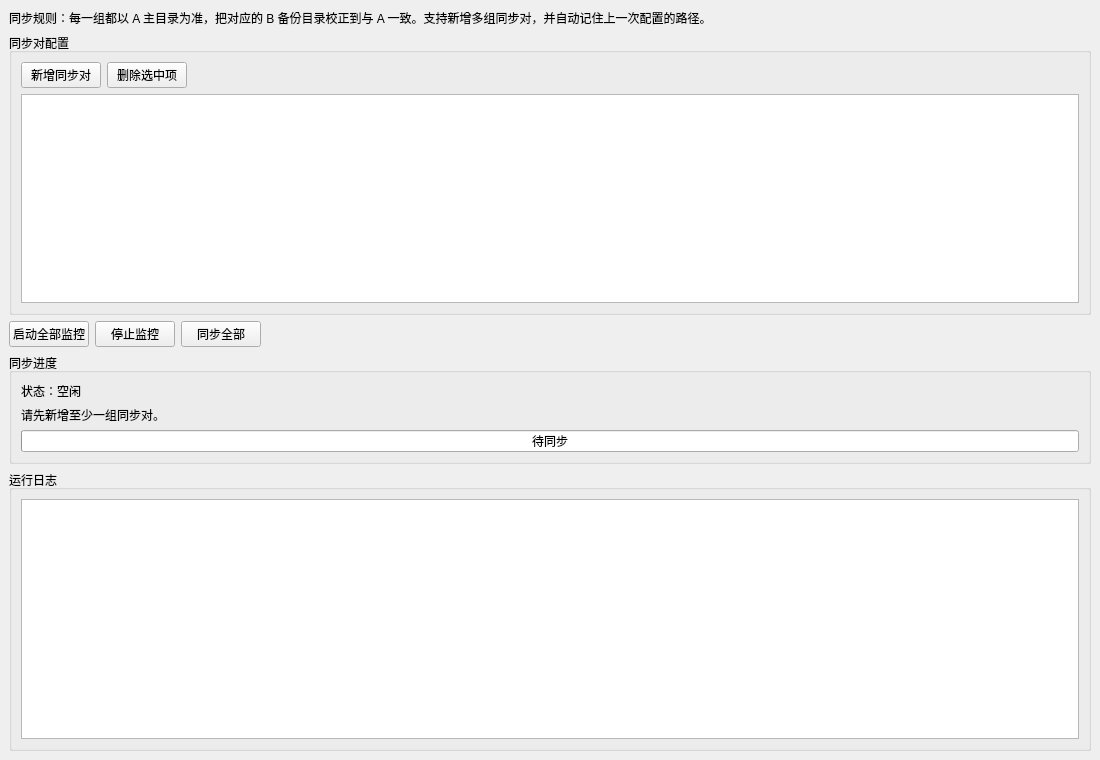
The window that src/MainWindow.ui (hu419087137/SyncFolder) describes before a commit, drawn with Qt 5.
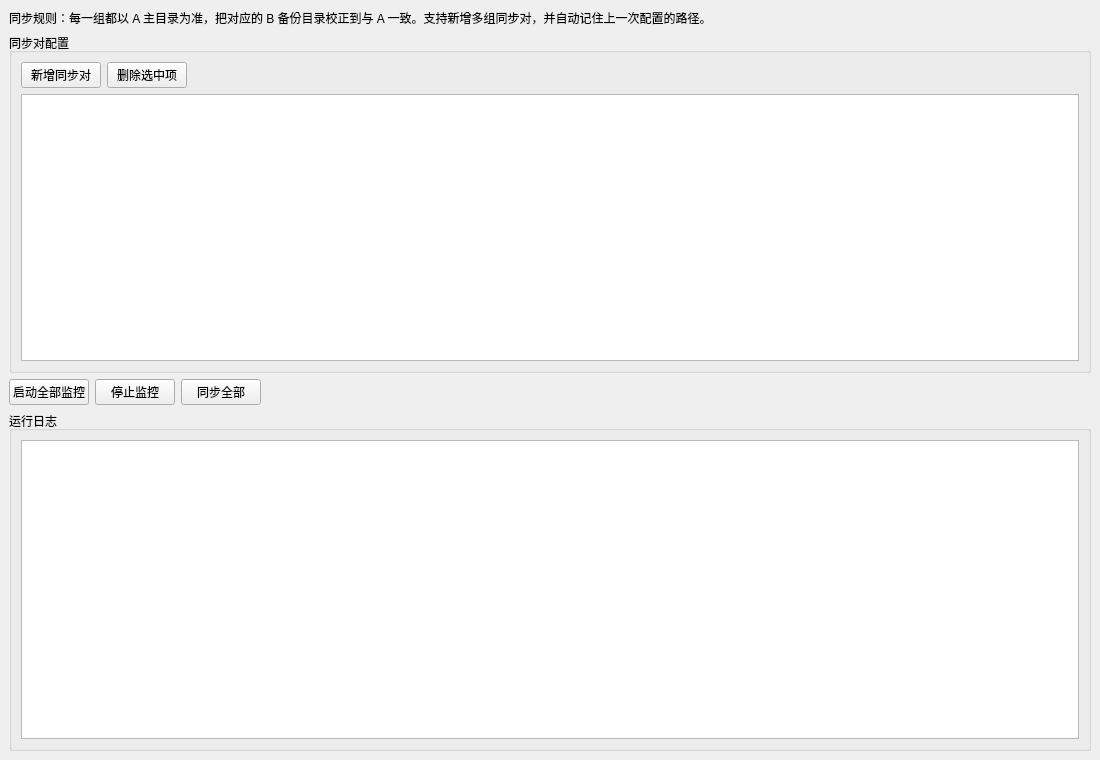
The same window after the commit.

Commit message: feat: 完成多组同步界面与监控修复

```diff
--- a/src/MainWindow.ui
+++ b/src/MainWindow.ui
@@ -119,42 +119,6 @@
       </item>
      </layout>
     </item>
-    <item>
-     <widget class="QGroupBox" name="progressGroupBox">
-      <property name="title">
-       <string>同步进度</string>
-      </property>
-      <layout class="QVBoxLayout" name="progressLayout">
-       <item>
-        <widget class="QLabel" name="statusLabel">
-         <property name="text">
-          <string>状态：空闲</string>
-         </property>
-        </widget>
-       </item>
-       <item>
-        <widget class="QLabel" name="detailLabel">
-         <property name="text">
-          <string>请先新增至少一组同步对。</string>
-         </property>
-         <property name="wordWrap">
-          <bool>true</bool>
-         </property>
-        </widget>
-       </item>
-       <item>
-        <widget class="QProgressBar" name="progressBar">
-         <property name="value">
-          <number>0</number>
-         </property>
-         <property name="format">
-          <string>待同步</string>
-         </property>
-        </widget>
-       </item>
-      </layout>
-     </widget>
-    </item>
     <item>
      <widget class="QGroupBox" name="logGroupBox">
       <property name="title">
```
The commit also changes 9 other files.
